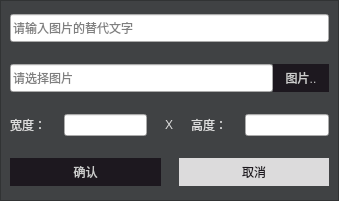
Above: Client/source/feint/pane/markdown/dialog/markdownimagedialog.ui from feint123/Emoji before the change. Below: the same form after it.
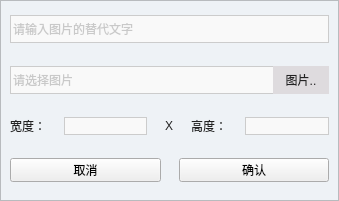
That is the form after the change. Custom widgets are drawn as their Qt base class.

Diff of the .ui file:
```diff
--- a/Client/source/feint/pane/markdown/dialog/markdownimagedialog.ui
+++ b/Client/source/feint/pane/markdown/dialog/markdownimagedialog.ui
@@ -32,14 +32,14 @@
    <item>
     <widget class="QFrame" name="frame">
      <property name="styleSheet">
-      <string notr="true">QFrame{background:#404244;
-color:#ddd;}
+      <string notr="true">QFrame{
+background:#eef2f6;
+color:#232323;}
 
-QPushButton{
-	background:#1d181f;
-	color:#ccc;
-	border:none;
-	min-height:28px;
+QLineEdit{
+	background:#f9f9f9;
+	border:1px solid #ccc;
+	color:#999;
 }</string>
      </property>
      <property name="frameShape">
@@ -82,6 +82,11 @@
             <height>28</height>
            </size>
           </property>
+          <property name="styleSheet">
+           <string notr="true">#imageLine{
+	border-right:none;
+}</string>
+          </property>
           <property name="placeholderText">
            <string>请选择图片</string>
           </property>
@@ -96,7 +101,12 @@
            </size>
           </property>
           <property name="styleSheet">
-           <string notr="true"/>
+           <string notr="true">QPushButton{
+	background:#dedbde;
+	color:#232323;
+	border:none;
+	min-height:28px;
+}</string>
           </property>
           <property name="text">
            <string>图片..</string>
@@ -145,20 +155,65 @@
       <item>
        <layout class="QHBoxLayout" name="horizontalLayout_4">
         <item>
-         <widget class="QPushButton" name="okBtn">
-          <property name="text">
-           <string>确认</string>
+         <widget class="FButton" name="pushButton">
+          <property name="minimumSize">
+           <size>
+            <width>0</width>
+            <height>0</height>
+           </size>
           </property>
-         </widget>
-        </item>
-        <item>
-         <widget class="QPushButton" name="pushButton">
-          <property name="styleSheet">
-           <string notr="true">background:#dcdbdc;color:#1d181f;</string>
+          <property name="maximumSize">
+           <size>
+            <width>16777215</width>
+            <height>24</height>
+           </size>
+          </property>
+          <property name="baseSize">
+           <size>
+            <width>0</width>
+            <height>0</height>
+           </size>
           </property>
           <property name="text">
            <string>取消</string>
           </property>
+          <property name="borderRadius">
+           <number>10</number>
+          </property>
+          <property name="bgColor">
+           <string>#dedbde</string>
+          </property>
+          <property name="color">
+           <string>#1f212b</string>
+          </property>
+          <property name="maxShadow">
+           <number>15</number>
+          </property>
+         </widget>
+        </item>
+        <item>
+         <widget class="FButton" name="okBtn">
+          <property name="minimumSize">
+           <size>
+            <width>0</width>
+            <height>0</height>
+           </size>
+          </property>
+          <property name="maximumSize">
+           <size>
+            <width>16777215</width>
+            <height>24</height>
+           </size>
+          </property>
+          <property name="text">
+           <string>确认</string>
+          </property>
+          <property name="borderRadius">
+           <number>10</number>
+          </property>
+          <property name="maxShadow">
+           <number>15</number>
+          </property>
          </widget>
         </item>
        </layout>
@@ -168,6 +223,13 @@
    </item>
   </layout>
  </widget>
+ <customwidgets>
+  <customwidget>
+   <class>FButton</class>
+   <extends>QPushButton</extends>
+   <header>fbutton.h</header>
+  </customwidget>
+ </customwidgets>
  <resources/>
  <connections/>
 </ui>
```
